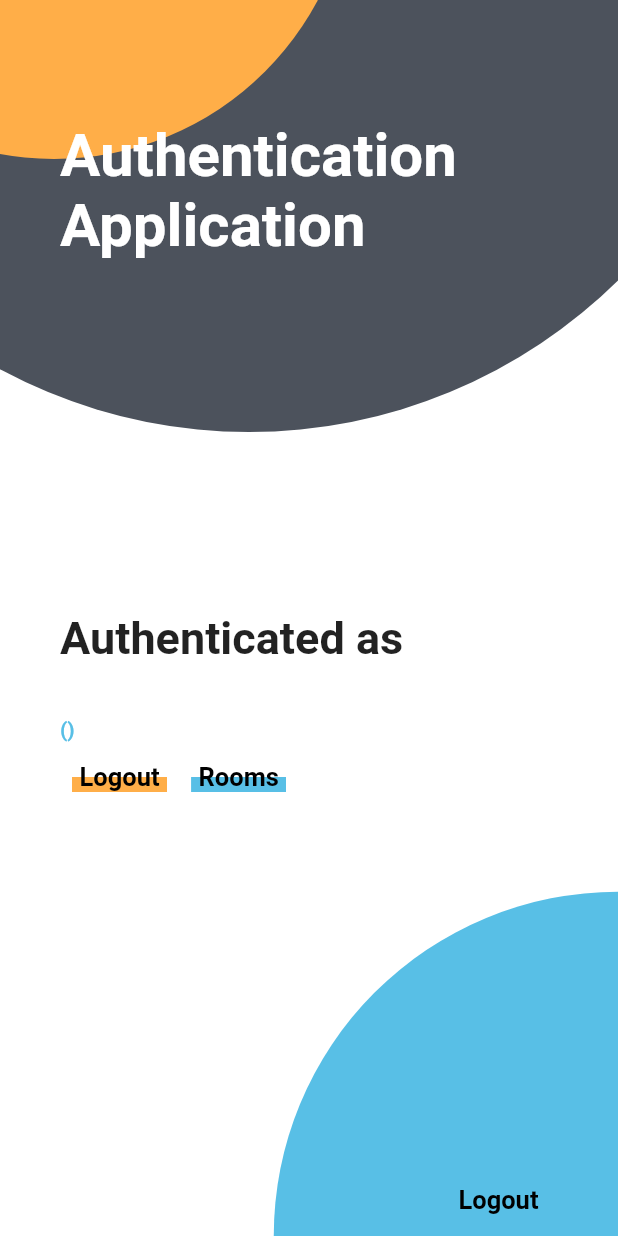
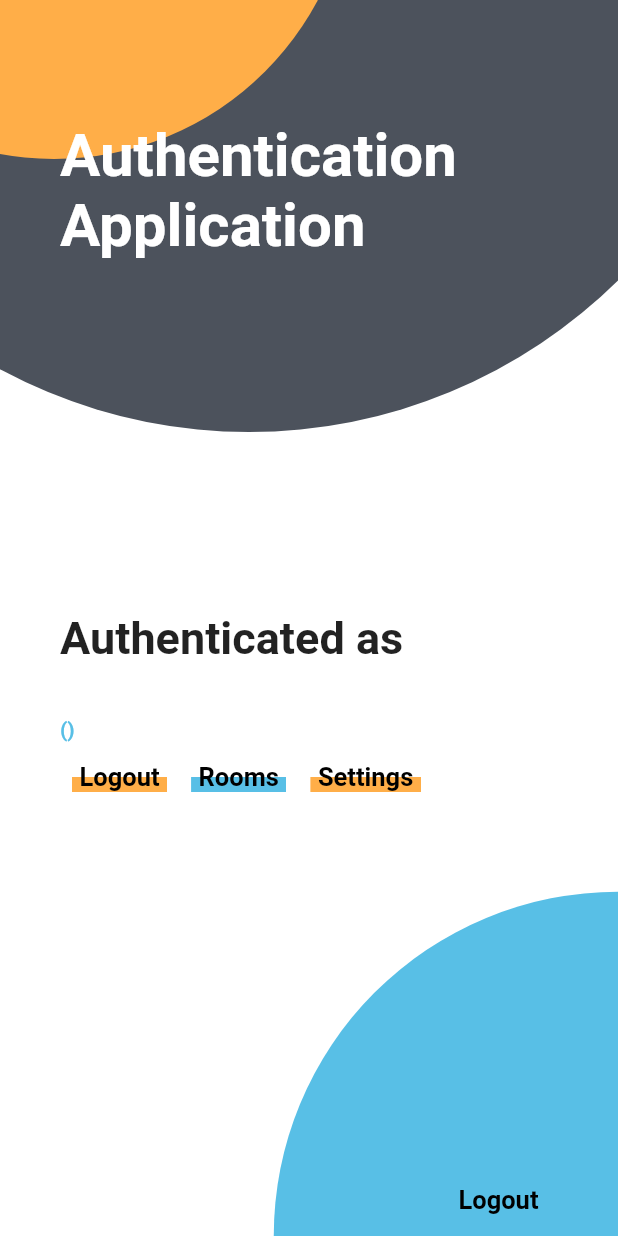
Before and after one commit to DenzelCode/flutter-auth, a Flutter app: the AuthenticatedHome widget shown alone on an empty page, opened directly with empty values, on a phone screen of 412 x 824 dp. Run offline on Flutter 3.47's test engine with Material 2 defaults, Android fonts, the phone set to English and light mode, and no system bars; our stand-ins replace audioplayers, bloc, dio, equatable, firebase_core, firebase_messaging and 6 more; missing offline and left inert: flutter_facebook_auth; accounts and stored records are empty; network calls fail.

Commit message:
feat: settings button added (finish later) ;

```diff
--- a/lib/src/features/home/views/widgets/authenticated_home.dart
+++ b/lib/src/features/home/views/widgets/authenticated_home.dart
@@ -85,6 +85,14 @@ class AuthenticatedHome extends StatelessWidget {
                         context,
                         RoomsScreen.routeName,
                       ),
+                    ),
+                    UnderlinedButton(
+                      child: Text('Settings'),
+                      color: theme.secondaryHeaderColor,
+                      onPressed: () => Navigator.pushNamed(
+                        context,
+                        RoomsScreen.routeName,
+                      ),
                     )
                   ],
                 ),
--- a/pubspec.yaml
+++ b/pubspec.yaml
@@ -36,7 +36,7 @@ dependencies:
   # google_sign_in: ^5.1.1
   sign_in_with_apple: ^3.2.0
   equatable: ^2.0.3
-  flutter_bloc: ^7.3.1
+  flutter_bloc: ^7.3.3
   bloc: ^7.2.1
   socket_io_client: ^2.0.0-beta.4-nullsafety.0
   intl: ^0.17.0
```
Also changed, not shown: lib/src/app.dart (+7 -1 lines), pubspec.lock, 1 other file.
